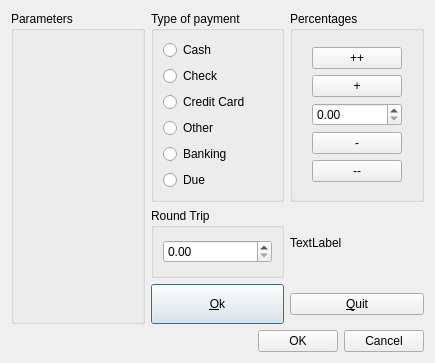
Qt form plugins/accountplugin/receipts/ChoiceDialog.ui (FreeHealth/freehealth) before a commit.
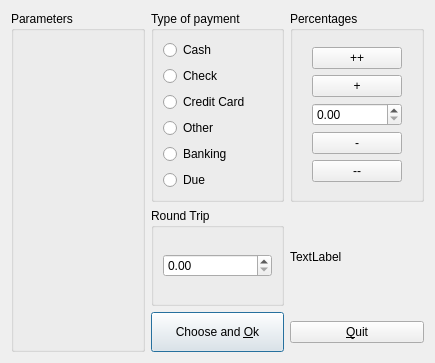
The same form after that commit.

```diff
--- a/plugins/accountplugin/receipts/ChoiceDialog.ui
+++ b/plugins/accountplugin/receipts/ChoiceDialog.ui
@@ -164,20 +164,13 @@
         </size>
        </property>
        <property name="text">
-        <string>&amp;Ok</string>
+        <string>Choose and &amp;Ok</string>
        </property>
        <property name="default">
         <bool>true</bool>
        </property>
       </widget>
      </item>
-     <item row="3" column="1" colspan="2">
-      <widget class="QDialogButtonBox" name="buttonBox">
-       <property name="standardButtons">
-        <set>QDialogButtonBox::Cancel|QDialogButtonBox::Ok</set>
-       </property>
-      </widget>
-     </item>
     </layout>
    </item>
   </layout>
```
Left out of the diff: 28 changed lines with no effect on the pictures.
